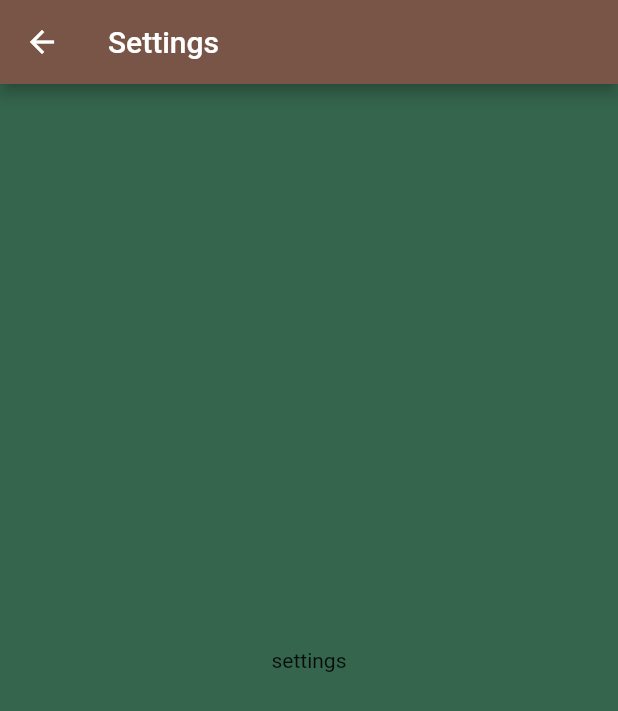
After one commit to Decryptic/card_counting_companion, a Flutter app: the Settings screen opened directly, on a phone screen of 412 x 824 dp. The commit adds this screen. Shown: the top 711 px of the screen. Run offline on Flutter 3.47's test engine with Material 2 defaults, Android fonts, the light colour scheme and no system bars; statements that could not run were skipped.

Commit message:
adding settings menu prototype

```diff
--- /dev/null
+++ b/lib/src/settings.dart
@@ -0,0 +1,15 @@
+import 'package:flutter/material.dart';
+
+class Settings extends StatelessWidget {
+  @override
+  Widget build(BuildContext context) {
+    return Scaffold(
+      appBar: AppBar(
+        title: const Text('Settings'),
+      ),
+      body: Center(
+        child: Text('settings'),
+      ),
+    );
+  }
+}
```
Also changed, not shown: lib/main.dart (+20 -1 lines).
